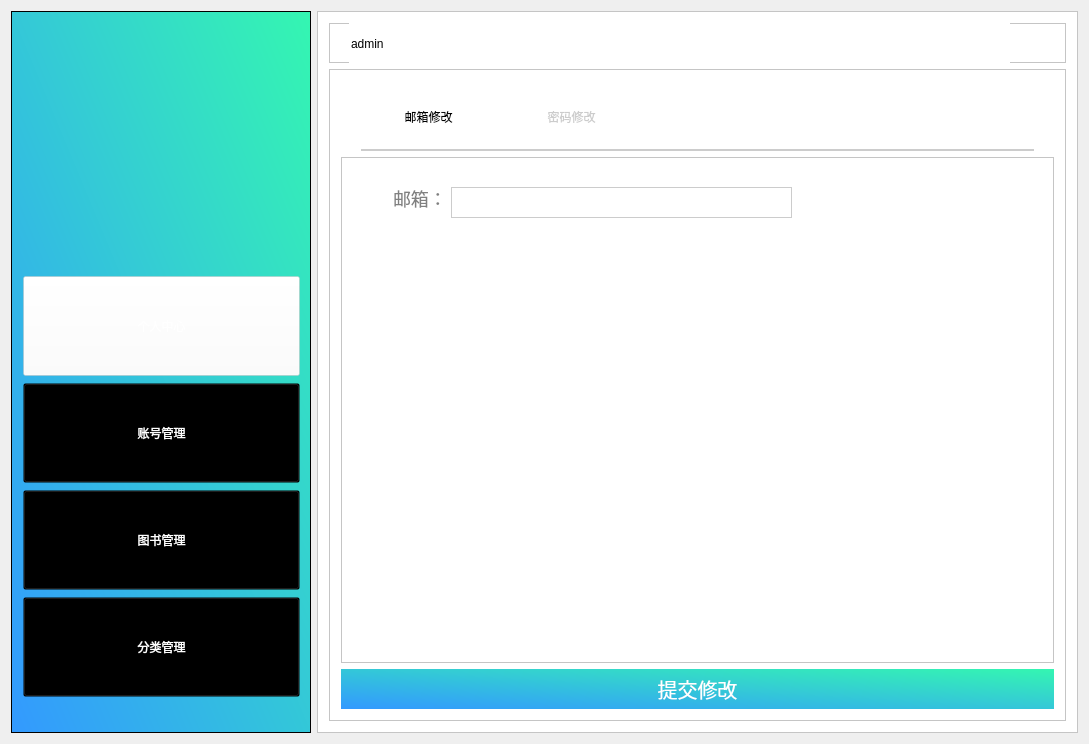
This is Library/Library/admin_index.ui in BooksOcean/BooksOcean as Qt 5 draws it before an edit. The edited form follows.
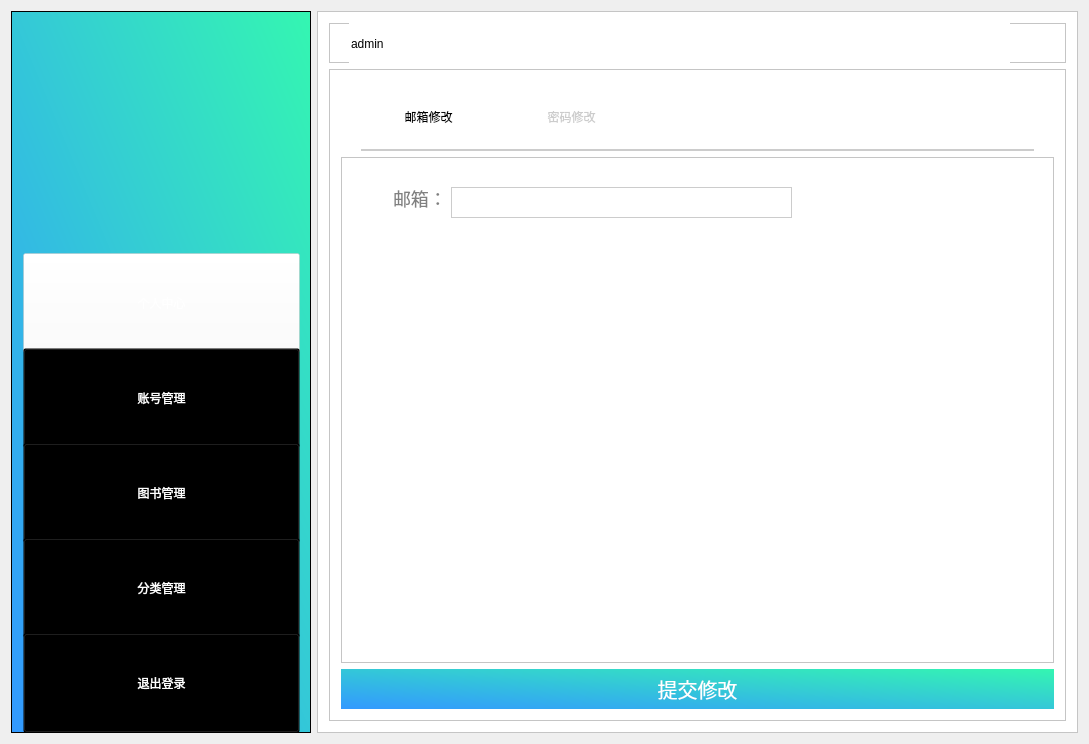
This is the edited form. Icons and pictures are not drawn.

Diff of the .ui file:
```diff
--- a/Library/Library/admin_index.ui
+++ b/Library/Library/admin_index.ui
@@ -174,6 +174,26 @@
            </property>
           </widget>
          </item>
+         <item>
+          <widget class="QPushButton" name="btnLogout">
+           <property name="minimumSize">
+            <size>
+             <width>0</width>
+             <height>100</height>
+            </size>
+           </property>
+           <property name="styleSheet">
+            <string notr="true">font: 12pt &quot;微软雅黑&quot;;
+color:white;
+background:transparent;
+cursor:pointer;
+</string>
+           </property>
+           <property name="text">
+            <string>退出登录</string>
+           </property>
+          </widget>
+         </item>
         </layout>
        </item>
       </layout>
```
